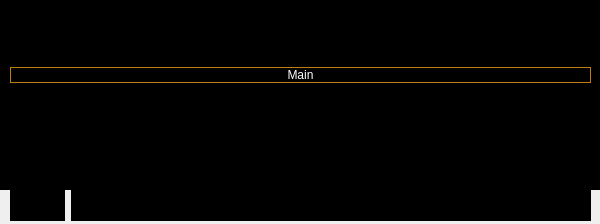
This is Proj/code/LS/LSApp/normalwindow.ui in ElectroQuanta/MDO as Qt 5 draws it before an edit. The edited form follows.
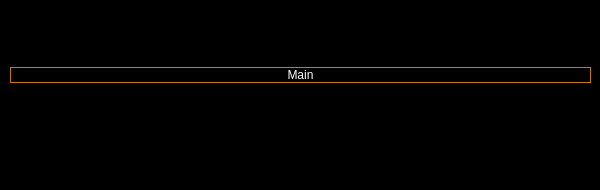
This is the edited form. Icons and pictures are not drawn.

Commit message: FIX: LS: Status bar common for all windows

The edit to the form file:
```diff
--- a/Proj/code/LS/LSApp/normalwindow.ui
+++ b/Proj/code/LS/LSApp/normalwindow.ui
@@ -7,7 +7,7 @@
     <x>0</x>
     <y>0</y>
     <width>600</width>
-    <height>224</height>
+    <height>190</height>
    </rect>
   </property>
   <property name="windowTitle">
@@ -503,62 +503,6 @@
     </widget>
    </widget>
   </widget>
-  <widget class="QWidget" name="horizontalLayoutWidget_7">
-   <property name="geometry">
-    <rect>
-     <x>10</x>
-     <y>190</y>
-     <width>581</width>
-     <height>31</height>
-    </rect>
-   </property>
-   <layout class="QHBoxLayout" name="horizontalLayout_5">
-    <item>
-     <widget class="QLabel" name="label_6">
-      <property name="sizePolicy">
-       <sizepolicy hsizetype="Fixed" vsizetype="Expanding">
-        <horstretch>0</horstretch>
-        <verstretch>0</verstretch>
-       </sizepolicy>
-      </property>
-      <property name="font">
-       <font>
-        <pointsize>12</pointsize>
-        <bold>true</bold>
-       </font>
-      </property>
-      <property name="styleSheet">
-       <string notr="true">background-color: rgb(0, 0, 0);</string>
-      </property>
-      <property name="text">
-       <string>Status:</string>
-      </property>
-     </widget>
-    </item>
-    <item>
-     <widget class="QLabel" name="label_status">
-      <property name="sizePolicy">
-       <sizepolicy hsizetype="Preferred" vsizetype="Expanding">
-        <horstretch>0</horstretch>
-        <verstretch>0</verstretch>
-       </sizepolicy>
-      </property>
-      <property name="font">
-       <font>
-        <pointsize>14</pointsize>
-        <bold>true</bold>
-       </font>
-      </property>
-      <property name="styleSheet">
-       <string notr="true">background-color: rgb(0, 0, 0);</string>
-      </property>
-      <property name="text">
-       <string/>
-      </property>
-     </widget>
-    </item>
-   </layout>
-  </widget>
  </widget>
  <resources>
   <include location="resources.qrc"/>
```
The commit also changes 9 other files.
